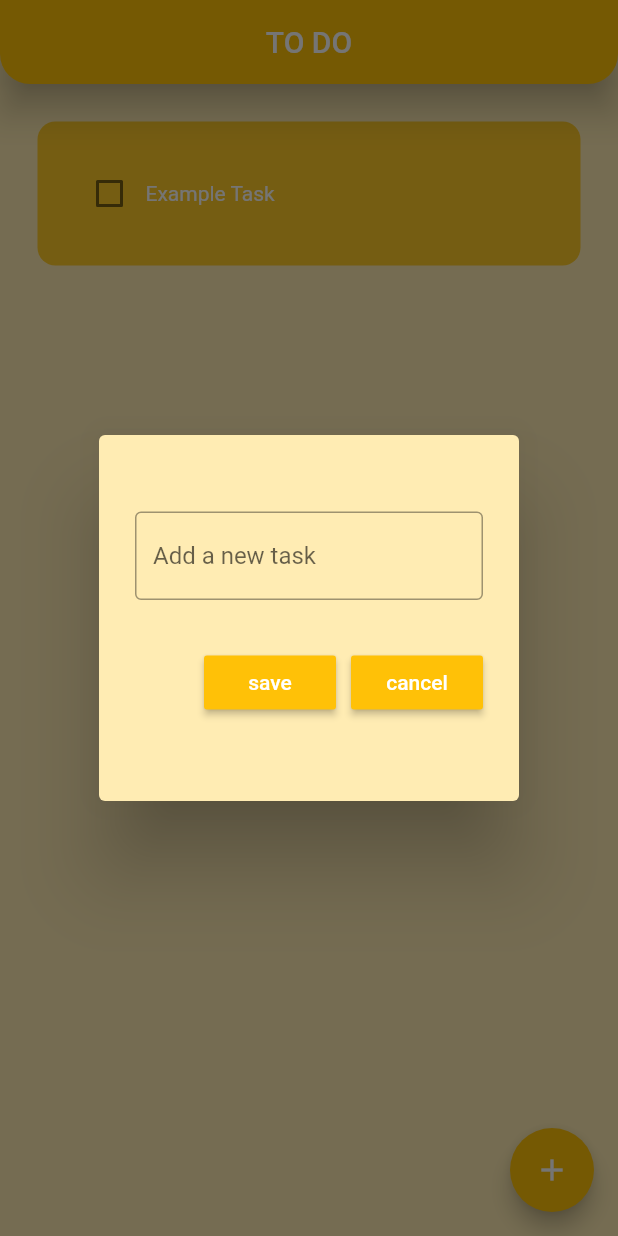
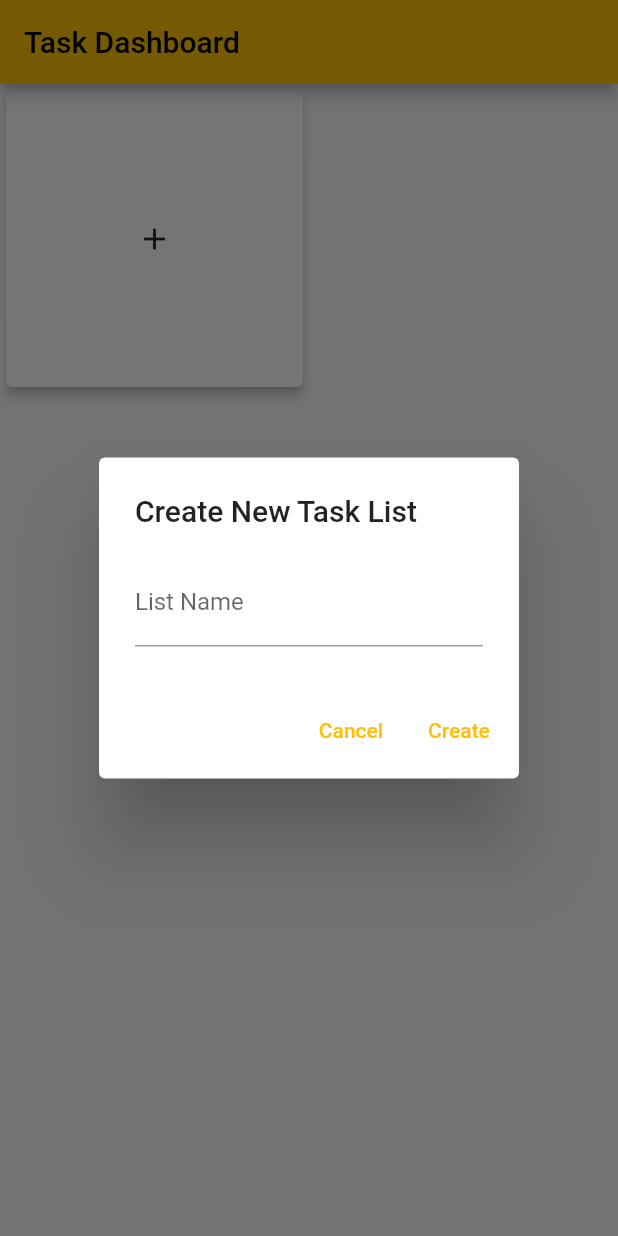
Before and after one commit to sa-rss21/CS3301_planner_app, a Flutter app: the screen it shows after launch, after a tap on the "add" icon, on a phone screen of 412 x 824 dp. Run offline on Flutter 3.47's test engine with Material 2 defaults, Android fonts, the phone set to English and light mode, and no system bars; drawn by our look-alikes of flutter_slidable; our stand-ins replace curved_navigation_bar, hive, hive_flutter; accounts and stored records are empty.

Commit message:
Added task dashboard

```diff
--- a/lib/main.dart
+++ b/lib/main.dart
@@ -1,10 +1,15 @@
 import 'package:flutter/material.dart';
-import 'pages/home.dart';
+import 'package:path_provider/path_provider.dart';
+import 'pages/task_list.dart';
+import 'pages/home_page.dart';
+import 'pages/task_dashboard.dart';
 import 'package:hive_flutter/hive_flutter.dart';
 void main()  async {
   //initialize the hive memory saving
   Hive.initFlutter();
-
+  WidgetsFlutterBinding.ensureInitialized();
+  final appDocumentDirectory = await getApplicationDocumentsDirectory();
+  Hive.init(appDocumentDirectory.path);
   //open a box
   var box = await Hive.openBox('mybox');
   runApp(MyApp());
@@ -14,9 +19,10 @@ class MyApp extends StatelessWidget {
   @override
   Widget build(BuildContext context) {
     return MaterialApp(
-      home: HomePage(),
+      home: TaskDashboard(),
       debugShowCheckedModeBanner: false,
       theme: ThemeData(primarySwatch: Colors.amber),
+
     );
   }
 }
--- /dev/null
+++ b/lib/pages/task_dashboard.dart
@@ -0,0 +1,104 @@
+import 'package:flutter/material.dart';
+import 'task_list.dart';
+
+class TaskDashboard extends StatefulWidget {
+  const TaskDashboard({Key? key}) : super(key: key);
+
+  @override
+  _TaskDashboardState createState() => _TaskDashboardState();
+}
+
+class _TaskDashboardState extends State<TaskDashboard> {
+  List<String> taskLists = [];
+
+  @override
+  Widget build(BuildContext context) {
+    return Scaffold(
+      appBar: AppBar(
+        title: Text('Task Dashboard'),
+      ),
+      body: GridView.builder(
+        gridDelegate: SliverGridDelegateWithFixedCrossAxisCount(
+          crossAxisCount: 2,
+        ),
+        itemCount: taskLists.length + 1,
+        itemBuilder: (context, index) {
+          if (index == taskLists.length) {
+            return InkWell(
+              onTap: () {
+                _createNewList();
+              },
+              child: Card(
+                elevation: 3.0,
+                child: Center(
+                  child: Icon(Icons.add),
+                ),
+              ),
+            );
+          } else {
+            return InkWell(
+              onTap: () {
+                _navigateToTaskList(taskLists[index]); // Pass the task list name
+              },
+              child: Card(
+                elevation: 3.0,
+                child: Center(
+                  child: Text(taskLists[index]),
+                ),
+              ),
+            );
+          }
+        },
+      ),
+    );
+  }
+
+  void _createNewList() {
+    // Show a dialog to enter a new task list name
+    showDialog(
+      context: context,
+      builder: (context) {
+        String newListName = '';
+
+        return AlertDialog(
+          title: Text('Create New Task List'),
+          content: TextField(
+            onChanged: (value) {
+              newListName = value;
+            },
+            decoration: InputDecoration(labelText: 'List Name'),
+          ),
+          actions: [
+            TextButton(
+              onPressed: () {
+                Navigator.of(context).pop();
+              },
+              child: Text('Cancel'),
+            ),
+            TextButton(
+              onPressed: () {
+                if (newListName.isNotEmpty) {
+                  setState(() {
+                    taskLists.add(newListName);
+                  });
+                  Navigator.of(context).pop();
+                }
+              },
+              child: Text('Create'),
+            ),
+          ],
+        );
+      },
+    );
+  }
+
+  void _navigateToTaskList(String taskListName) {
+    // Navigate to the selected Task List
+    Navigator.push(
+      context,
+      MaterialPageRoute(
+        builder: (context) => TaskList(taskListName: taskListName),
+      ),
+    );
+  }
+}
--- a/lib/pages/home.dart
+++ b/lib/pages/task_list.dart
@@ -1,16 +1,22 @@
+import 'dart:async';
+
+import 'package:curved_navigation_bar/curved_navigation_bar.dart';
 import 'package:flutter/material.dart';
 import '../util/todo_tile.dart';
 import '../util/new_task_dialog.dart';
 import '../data/database.dart';
 import 'package:hive_flutter/hive_flutter.dart';
-class HomePage extends StatefulWidget{
-  const HomePage({super.key});
+
+class TaskList extends StatefulWidget {
+  final String taskListName;
+
+  TaskList({Key? key, required this.taskListName}) : super(key: key);
 
   @override
-  State<HomePage> createState() => _HomePageState();
+  _TaskListState createState() => _TaskListState();
 }
 
-class _HomePageState extends State<HomePage> {
+class _TaskListState extends State<TaskList> {
   final _mybox = Hive.box('mybox');
   ToDoDatabase db = ToDoDatabase();
 
@@ -34,7 +40,13 @@ class _HomePageState extends State<HomePage> {
   void checkBoxChanged(bool? value, int index){
     setState(() {
       db.todoList[index][1] = !db.todoList[index][1];
+      if (value == true)
+      {
+         moveTaskToBottom(index);
+      }
+
     });
+
     db.updateDatabase();
   }
   void saveNewTask()
@@ -57,6 +69,14 @@ class _HomePageState extends State<HomePage> {
       );
     });
   }
+  void moveTaskToBottom(int index)
+  {
+    setState(() {
+      final tile = db.todoList.removeAt(index);
+      db.todoList.insert(db.todoList.length , tile);
+    });
+    db.updateDatabase();
+  }
   void deleteTask(int index)
   {
     setState(() {
@@ -64,34 +84,26 @@ class _HomePageState extends State<HomePage> {
     });
     db.updateDatabase();
   }
+
   @override
   Widget build(BuildContext context){
     return Scaffold(
+
       backgroundColor: Colors.amber[100],
+
       appBar: AppBar(
-        title: Text(
-          'TO DO',
-          textAlign: TextAlign.center,
-          style: TextStyle(
-            fontSize: 20.0,
-            color: Colors.white
+        title: Text('TO DO'),
+        actions: [
+          IconButton(
+            icon: Icon(Icons.arrow_back),
+            onPressed: () {
+              // Navigate back to the TaskDashboard
+              Navigator.pop(context);
+            },
           ),
-        ),
-        centerTitle: true,
-        elevation: 10,
-        backgroundColor: Colors.transparent, // Set the AppBar background color to transparent
-        automaticallyImplyLeading: false, // Disable the back button if needed
-        flexibleSpace: Container(
+        ],
+      ),
 
-          decoration: BoxDecoration(
-            borderRadius: BorderRadius.vertical(
-              bottom: Radius.circular(20.0), // Adjust the radius to round the corners as desired
-            ),
-            color: Colors.amber, // You can set the background color here
-          ),
-        ),
-      )
-      ,
       floatingActionButton: FloatingActionButton(
         onPressed: createNewTask,
         child: Icon(Icons.add, color: Colors.white,),
@@ -104,9 +116,10 @@ class _HomePageState extends State<HomePage> {
               taskCompleted: db.todoList[index][1],
               onChanged: (value) => checkBoxChanged(value, index),
               deleteFunction: (context) => deleteTask(index),
+
           );
-        }
-        ,
+        },
+
     ),
 
     );
--- a/pubspec.yaml
+++ b/pubspec.yaml
@@ -38,7 +38,7 @@ dependencies:
   flutter_slidable: ^1.2.0
   hive : ^2.2.3
   hive_flutter: ^1.1.0
-
+  curved_navigation_bar: ^1.0.3 #latest version
 dev_dependencies:
   flutter_test:
     sdk: flutter
```
Also changed, not shown: lib/data/database.dart (+26 -0 lines), lib/pages/home_page.dart (added, +17 -0 lines), lib/util/todo_tile.dart (+23 -7 lines), pubspec.lock.
